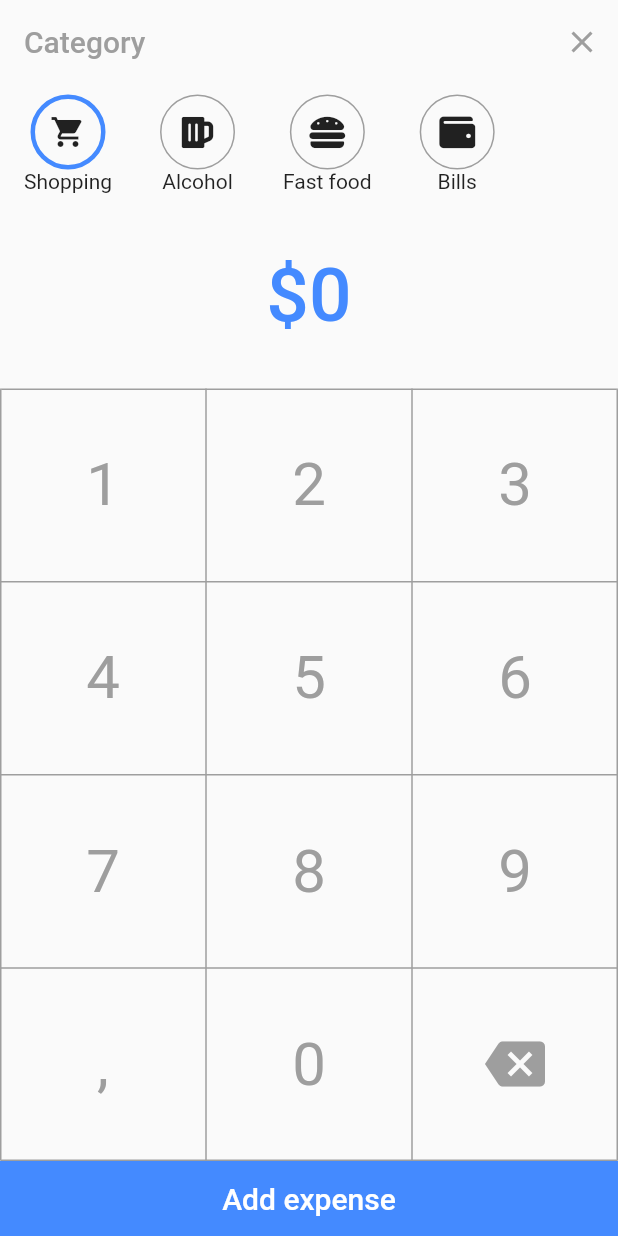
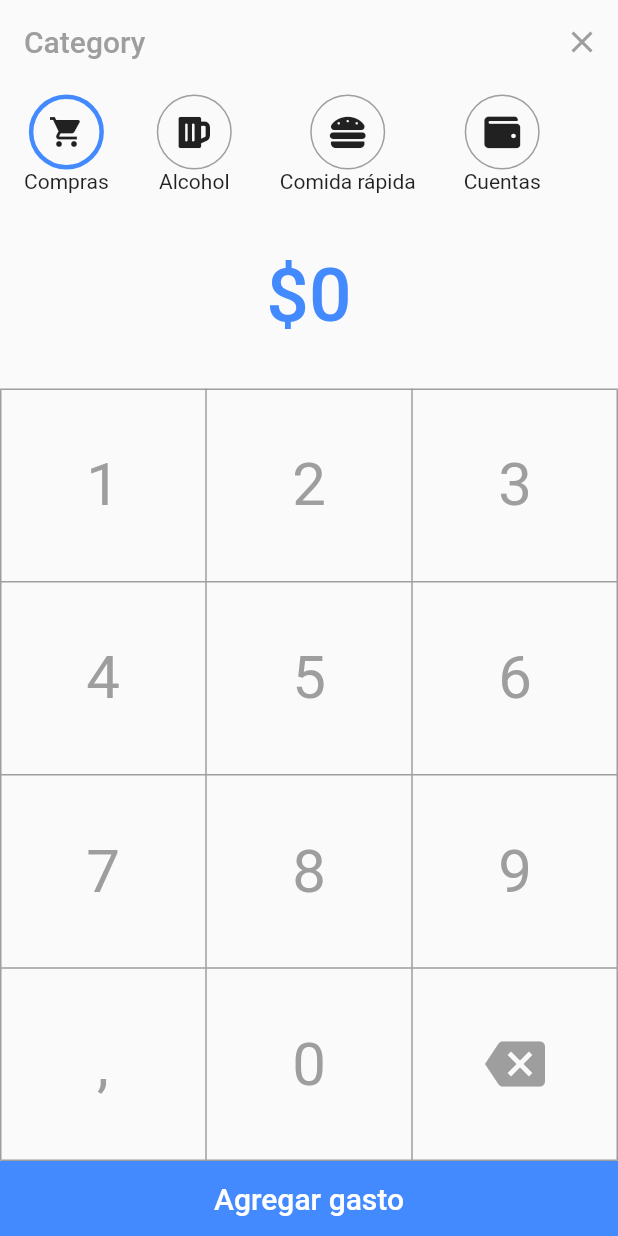
Before and after one commit to k1ltr0h/Proyecto-Tel335-, a Flutter app: the AddPage screen opened directly, on a phone screen of 412 x 824 dp. Run offline on Flutter 3.47's test engine with Material 2 defaults, Android fonts, the phone set to English and light mode, and no system bars; our stand-ins replace charts_flutter, cloud_firestore, firebase_auth, font_awesome_flutter; accounts and stored records are empty.

Commit message:
cambio de rama, y algunas modificaciones en títulos

```diff
--- a/statsu/lib/category_selection_widget.dart
+++ b/statsu/lib/category_selection_widget.dart
@@ -46,7 +46,7 @@ class CategoryWidget extends StatelessWidget {
 }
 
 class _CategorySelectionWidgetState extends State<CategorySelectionWidget> {
-  String currentItem = "Shopping";
+  String currentItem = "Compras";
 
   @override
   Widget build(BuildContext context) {
--- a/statsu/lib/pages/add_page.dart
+++ b/statsu/lib/pages/add_page.dart
@@ -58,10 +58,10 @@ class _AddPageState extends State<AddPage> {
       height: 80.0,
       child: CategorySelectionWidget(
         categories: {
-          "Shopping": Icons.shopping_cart,
+          "Compras": Icons.shopping_cart,
           "Alcohol": FontAwesomeIcons.beer,
-          "Fast food": FontAwesomeIcons.hamburger,
-          "Bills": FontAwesomeIcons.wallet,
+          "Comida rápida": FontAwesomeIcons.hamburger,
+          "Cuentas": FontAwesomeIcons.wallet,
         },
         onValueChanged: (newCategory) => category = newCategory,
       ),
@@ -175,7 +175,7 @@ class _AddPageState extends State<AddPage> {
           decoration: BoxDecoration(color: Colors.blueAccent),
           child: MaterialButton(
             child: Text(
-              "Add expense",
+              "Agregar gasto",
               style: TextStyle(
                 color: Colors.white,
                 fontSize: 20.0,
```
